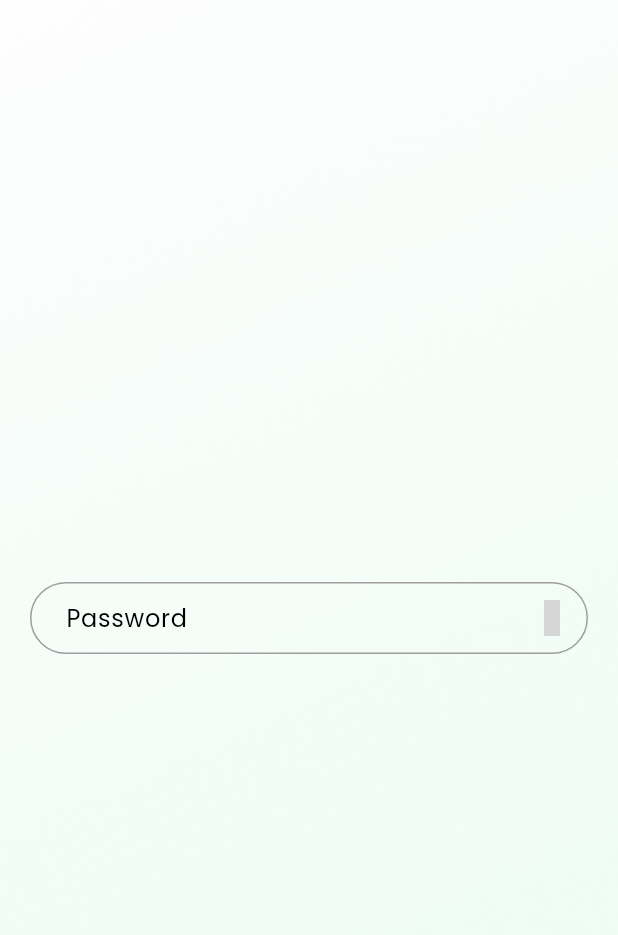
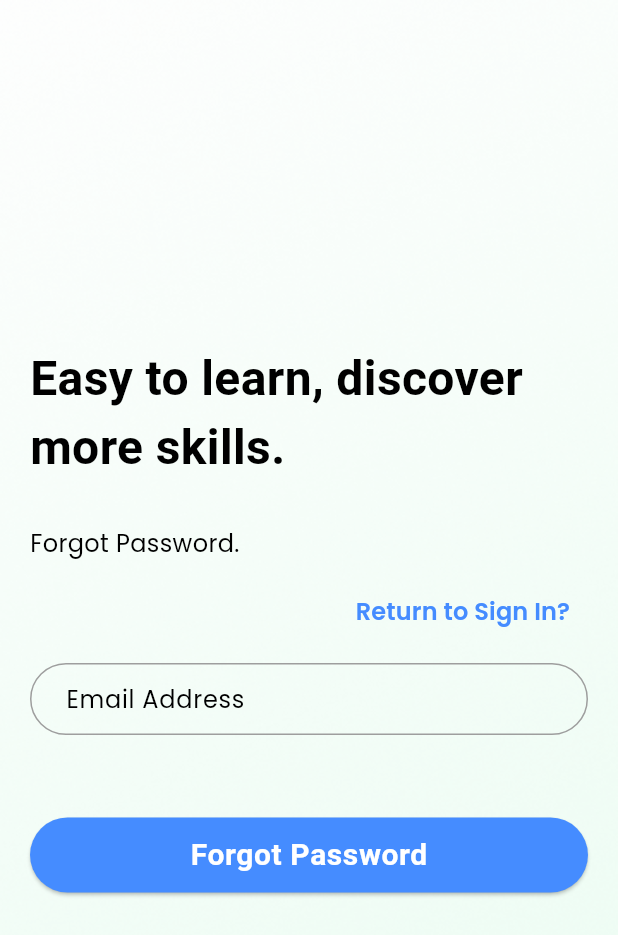
Before and after one commit to Jagmeet236/TeachingAPP, a Flutter app: the SignInPage screen opened by its route, after a tap on "Register account?", after a tap on "Already have an account?", after a tap on "Forgot password?", on a phone screen of 412 x 824 dp. Shown: the top 935 px of the screen. Run offline on Flutter 3.47's test engine with Material 3 defaults, Android fonts, the phone set to English and light mode, and no system bars; our stand-ins replace bloc, cloud_firestore, dartz, equatable, firebase_auth, firebase_core and 8 more; accounts and stored records are empty; project files that could hold a hidden picture were left out; grey boxes are pictures that could not be loaded.

Commit message:
done with forgot-password ui and updated the ui

```diff
--- a/lib/core/common/widgets/rounded_button.dart
+++ b/lib/core/common/widgets/rounded_button.dart
@@ -1,4 +1,5 @@
 import 'package:education_app/core/res/colours.dart';
+import 'package:education_app/core/res/fonts.dart';
 import 'package:flutter/material.dart';
 
 class RoundedButton extends StatelessWidget {
@@ -8,12 +9,14 @@ class RoundedButton extends StatelessWidget {
     super.key,
     this.buttonColor,
     this.labelColor,
+    this.labelStyle,
   });
 
   final String label;
   final VoidCallback onPressed;
   final Color? buttonColor;
   final Color? labelColor;
+  final TextStyle? labelStyle;
 
   @override
   Widget build(BuildContext context) {
@@ -24,7 +27,16 @@ class RoundedButton extends StatelessWidget {
         minimumSize: const Size(double.maxFinite, 50),
       ),
       onPressed: onPressed,
-      child: Text(label),
+      child: Text(
+        label,
+        style: labelStyle ??
+            TextStyle(
+              fontSize: 20,
+              fontFamily: Fonts.aBeeZee.fontFamily,
+              fontWeight: FontWeight.w600,
+              letterSpacing: .4,
+            ),
+      ),
     );
   }
 }
--- a/lib/src/authentication/presentation/view/forgot_password_screen.dart
+++ b/lib/src/authentication/presentation/view/forgot_password_screen.dart
@@ -1,8 +1,14 @@
-import 'package:education_app/core/common/widgets/app_text_field.dart';
 import 'package:education_app/core/common/widgets/gradient_background.dart';
+import 'package:education_app/core/common/widgets/rounded_button.dart';
 import 'package:education_app/core/res/media_res.dart';
+import 'package:education_app/core/utils/core_utils.dart';
+import 'package:education_app/src/authentication/presentation/bloc/authentication_bloc.dart';
+import 'package:education_app/src/authentication/presentation/widgets/auth_navigator_text_button.dart';
+import 'package:education_app/src/authentication/presentation/widgets/authentication_heading.dart';
+import 'package:education_app/src/authentication/presentation/widgets/forgot_password_form.dart';
+import 'package:education_app/src/authentication/presentation/widgets/forgot_password_success.dart';
 import 'package:flutter/material.dart';
-import 'package:iconly/iconly.dart';
+import 'package:flutter_bloc/flutter_bloc.dart';
 
 class ForgotPasswordPage extends StatefulWidget {
   const ForgotPasswordPage({super.key});
@@ -13,41 +19,93 @@ class ForgotPasswordPage extends StatefulWidget {
 }
 
 class _ForgotPasswordPageState extends State<ForgotPasswordPage> {
-  final TextEditingController forgotPasswordController =
-      TextEditingController();
-  bool obscurePassword = true;
+  final TextEditingController emailController = TextEditingController();
+  final formKey = GlobalKey<FormState>();
+  @override
+  void dispose() {
+    emailController.dispose();
+    super.dispose();
+  }
+
   @override
   Widget build(BuildContext context) {
     return Scaffold(
       backgroundColor: Colors.white,
-      body: GradientBackground(
+      body: BlocConsumer<AuthenticationBloc, AuthenticationState>(
+        listener: (_, state) {
+          if (state is AuthenticationError) {
+            CoreUtils.showSnackBar(context, state.message);
+          }
+        },
+        builder: (context, state) {
+          if (state is ForgotPasswordSent) {
+            return ForgotPasswordSuccessWidget(
+              email: emailController.text,
+            );
+          }
+          return GradientBackground(
             image: MediaRes.authGradientBackground,
+            child: Center(
               child: ListView(
                 padding: const EdgeInsets.symmetric(
                   horizontal: 20,
                 ),
                 shrinkWrap: true,
                 children: [
-            AppTextField(
-              controller: forgotPasswordController,
-              hintText: 'Password',
-              obscureText: obscurePassword,
-              keyboardType: TextInputType.visiblePassword,
-              suffixIcon: IconButton(
-                onPressed: () {
-                  setState(() {
-                    obscurePassword = !obscurePassword;
-                  });
-                },
-                icon: Icon(
-                  obscurePassword ? IconlyLight.show : IconlyLight.hide,
-                  color: Colors.grey,
+                  const AuthenticationHeading(),
+                  const SizedBox(
+                    height: 30,
+                  ),
+                  const Text(
+                    'Forgot Password.',
+                    style: TextStyle(
+                      fontSize: 16,
                     ),
                   ),
+                  const SizedBox(
+                    height: 10,
+                  ),
+                  const AuthNavigatorTextButton(
+                    buttonText: 'Return to Sign In?',
+                    navigateTo: '/sign-in',
+                  ),
+                  const SizedBox(
+                    height: 10,
+                  ),
+                  ForgotPasswordForm(
+                    emailController: emailController,
+                    formKey: formKey,
+                  ),
+                  const SizedBox(
+                    height: 30,
+                  ),
+                  if (state is AuthenticationLoading)
+                    const Center(
+                      child: CircularProgressIndicator(),
+                    )
+                  else
+                    RoundedButton(
+                      label: 'Forgot Password',
+                      onPressed: _onPressedForgotPassword,
                     ),
                 ],
               ),
             ),
           );
+        },
+      ),
+    );
+  }
+
+  void _onPressedForgotPassword() {
+    FocusManager.instance.primaryFocus?.unfocus();
+
+    if (formKey.currentState!.validate()) {
+      context.read<AuthenticationBloc>().add(
+            ForgotPasswordEvent(
+              emailController.text.trim(),
+            ),
+          );
     }
   }
+}
--- a/lib/src/authentication/presentation/view/sign_in_screen.dart
+++ b/lib/src/authentication/presentation/view/sign_in_screen.dart
@@ -1,12 +1,12 @@
 import 'package:education_app/core/common/app/providers/user_provider.dart';
 import 'package:education_app/core/common/widgets/gradient_background.dart';
 import 'package:education_app/core/common/widgets/rounded_button.dart';
-import 'package:education_app/core/res/colours.dart';
-import 'package:education_app/core/res/fonts.dart';
 import 'package:education_app/core/res/media_res.dart';
 import 'package:education_app/core/utils/core_utils.dart';
 import 'package:education_app/src/authentication/data/models/user_model.dart';
 import 'package:education_app/src/authentication/presentation/bloc/authentication_bloc.dart';
+import 'package:education_app/src/authentication/presentation/widgets/auth_navigator_text_button.dart';
+import 'package:education_app/src/authentication/presentation/widgets/authentication_heading.dart';
 import 'package:education_app/src/authentication/presentation/widgets/sign_in_form.dart';
 import 'package:firebase_auth/firebase_auth.dart';
 import 'package:flutter/material.dart';
@@ -56,14 +56,7 @@ class _SignInPageState extends State<SignInPage> {
                     horizontal: 20,
                   ),
                   children: <Widget>[
-                    Text(
-                      'Easy to learn, discover more skills.',
-                      style: TextStyle(
-                        fontFamily: Fonts.aBeeZee.fontFamily,
-                        fontSize: 32,
-                        fontWeight: FontWeight.w700,
-                      ),
-                    ),
+                    const AuthenticationHeading(),
                     const SizedBox(
                       height: 30,
                     ),
@@ -76,24 +69,9 @@ class _SignInPageState extends State<SignInPage> {
                     const SizedBox(
                       height: 10,
                     ),
-                    Align(
-                      alignment: Alignment.centerRight,
-                      child: TextButton(
-                        onPressed: () {
-                          Navigator.pushReplacementNamed(
-                            context,
-                            '/sign-up',
-                          );
-                        },
-                        child: const Text(
-                          'Register account?',
-                          style: TextStyle(
-                            color: Colours.primaryColor,
-                            fontWeight: FontWeight.w600,
-                            fontSize: 16,
-                          ),
-                        ),
-                      ),
+                    const AuthNavigatorTextButton(
+                      buttonText: 'Register account?',
+                      navigateTo: '/sign-up',
                     ),
                     const SizedBox(
                       height: 10,
@@ -106,20 +84,9 @@ class _SignInPageState extends State<SignInPage> {
                     const SizedBox(
                       height: 20,
                     ),
-                    Align(
-                      alignment: Alignment.centerRight,
-                      child: TextButton(
-                        onPressed: () {
-                          Navigator.pushNamed(context, '/forgot-password');
-                        },
-                        child: const Text(
-                          'Forgot password?',
-                          style: TextStyle(
-                            color: Colours.primaryColor,
-                            fontWeight: FontWeight.w600,
-                          ),
-                        ),
-                      ),
+                    const AuthNavigatorTextButton(
+                      buttonText: 'Forgot password?',
+                      navigateTo: '/forgot-password',
                     ),
                     const SizedBox(
                       height: 30,
--- a/lib/src/authentication/presentation/view/sign_up_screen.dart
+++ b/lib/src/authentication/presentation/view/sign_up_screen.dart
@@ -1,12 +1,12 @@
 import 'package:education_app/core/common/app/providers/user_provider.dart';
 import 'package:education_app/core/common/widgets/gradient_background.dart';
 import 'package:education_app/core/common/widgets/rounded_button.dart';
-import 'package:education_app/core/res/colours.dart';
-import 'package:education_app/core/res/fonts.dart';
 import 'package:education_app/core/res/media_res.dart';
 import 'package:education_app/core/utils/core_utils.dart';
 import 'package:education_app/src/authentication/data/models/user_model.dart';
 import 'package:education_app/src/authentication/presentation/bloc/authentication_bloc.dart';
+import 'package:education_app/src/authentication/presentation/widgets/auth_navigator_text_button.dart';
+import 'package:education_app/src/authentication/presentation/widgets/authentication_heading.dart';
 import 'package:education_app/src/authentication/presentation/widgets/sign_up_form.dart';
 import 'package:firebase_auth/firebase_auth.dart';
 import 'package:flutter/material.dart';
@@ -65,14 +65,7 @@ class _SignUpPageState extends State<SignUpPage> {
                     horizontal: 20,
                   ),
                   children: <Widget>[
-                    Text(
-                      'Easy to learn, discover more skills.',
-                      style: TextStyle(
-                        fontFamily: Fonts.aBeeZee.fontFamily,
-                        fontSize: 32,
-                        fontWeight: FontWeight.w700,
-                      ),
-                    ),
+                    const AuthenticationHeading(),
                     const SizedBox(
                       height: 30,
                     ),
@@ -85,24 +78,9 @@ class _SignUpPageState extends State<SignUpPage> {
                     const SizedBox(
                       height: 10,
                     ),
-                    Align(
-                      alignment: Alignment.centerRight,
-                      child: TextButton(
-                        onPressed: () {
-                          Navigator.pushReplacementNamed(
-                            context,
-                            '/sign-in',
-                          );
-                        },
-                        child: const Text(
-                          'Already have an account?',
-                          style: TextStyle(
-                            color: Colours.primaryColor,
-                            fontWeight: FontWeight.w600,
-                            fontSize: 16,
-                          ),
-                        ),
-                      ),
+                    const AuthNavigatorTextButton(
+                      buttonText: 'Already have an account?',
+                      navigateTo: '/sign-in',
                     ),
                     const SizedBox(
                       height: 10,
--- /dev/null
+++ b/lib/src/authentication/presentation/widgets/auth_navigator_text_button.dart
@@ -0,0 +1,39 @@
+import 'package:education_app/core/res/colours.dart';
+import 'package:flutter/material.dart';
+
+class AuthNavigatorTextButton extends StatelessWidget {
+  const AuthNavigatorTextButton({
+    required this.buttonText,
+    required this.navigateTo,
+    super.key,
+    this.alignment = Alignment.centerRight,
+    this.onPressed,
+  });
+  final String buttonText;
+  final Alignment alignment;
+  final VoidCallback? onPressed;
+  final String navigateTo;
+  @override
+  Widget build(BuildContext context) {
+    return Align(
+      alignment: alignment,
+      child: TextButton(
+        onPressed: onPressed ??
+            () {
+              Navigator.pushReplacementNamed(
+                context,
+                navigateTo,
+              );
+            },
+        child: Text(
+          buttonText,
+          style: const TextStyle(
+            color: Colours.primaryColor,
+            fontWeight: FontWeight.w600,
+            fontSize: 16,
+          ),
+        ),
+      ),
+    );
+  }
+}
--- /dev/null
+++ b/lib/src/authentication/presentation/widgets/authentication_heading.dart
@@ -0,0 +1,20 @@
+import 'package:education_app/core/res/fonts.dart';
+import 'package:flutter/widgets.dart';
+
+class AuthenticationHeading extends StatelessWidget {
+  const AuthenticationHeading({
+    super.key,
+  });
+
+  @override
+  Widget build(BuildContext context) {
+    return Text(
+      'Easy to learn, discover more skills.',
+      style: TextStyle(
+        fontFamily: Fonts.aBeeZee.fontFamily,
+        fontSize: 32,
+        fontWeight: FontWeight.w700,
+      ),
+    );
+  }
+}
--- /dev/null
+++ b/lib/src/authentication/presentation/widgets/forgot_password_form.dart
@@ -0,0 +1,38 @@
+import 'package:education_app/core/common/widgets/app_text_field.dart';
+import 'package:flutter/material.dart';
+
+class ForgotPasswordForm extends StatefulWidget {
+  const ForgotPasswordForm({
+    required this.emailController,
+    required this.formKey,
+    super.key,
+  });
+  final TextEditingController emailController;
+
+  final GlobalKey<FormState> formKey;
+
+  @override
+  State<ForgotPasswordForm> createState() => _ForgotPasswordFormState();
+}
+
+class _ForgotPasswordFormState extends State<ForgotPasswordForm> {
+  bool obscurePassword = true;
+  @override
+  Widget build(BuildContext context) {
+    return Form(
+      key: widget.formKey,
+      child: Column(
+        children: [
+          AppTextField(
+            controller: widget.emailController,
+            hintText: 'Email Address',
+            keyboardType: TextInputType.emailAddress,
+          ),
+          const SizedBox(
+            height: 25,
+          ),
+        ],
+      ),
+    );
+  }
+}
```
Also changed, not shown: lib/src/authentication/presentation/widgets/forgot_password_success.dart (added, +62 -0 lines), lib/src/dashBoard/presentation/views/dashboard.dart (+11 -0 lines). Lines whose indentation alone changed are shown as unchanged.
